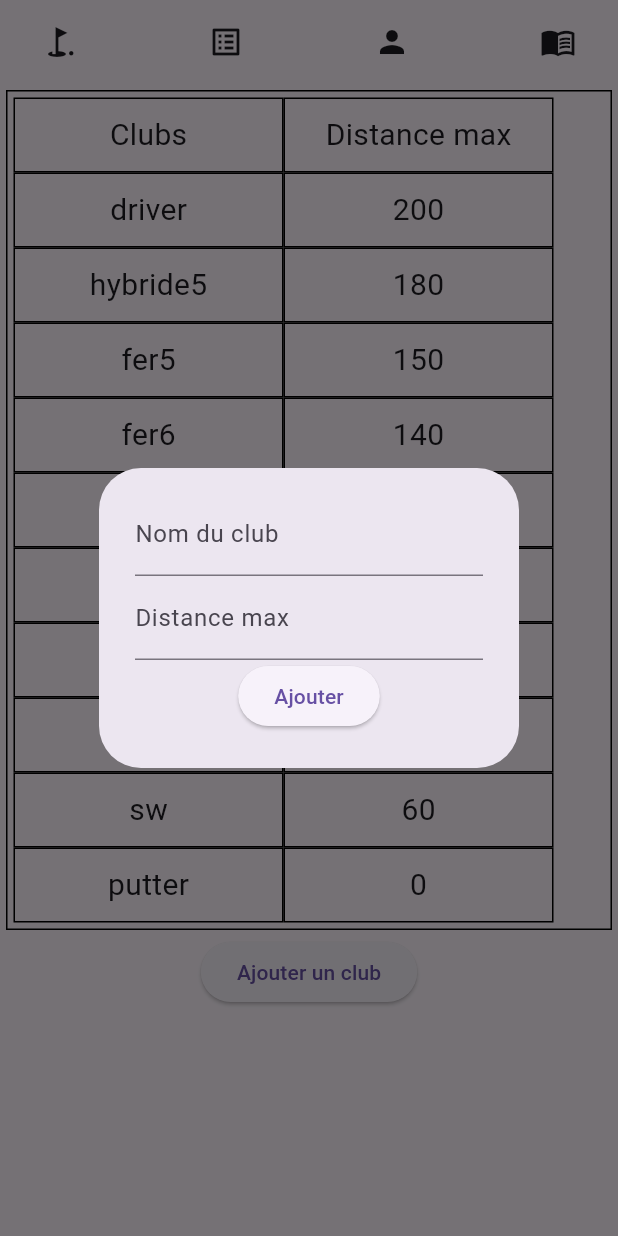
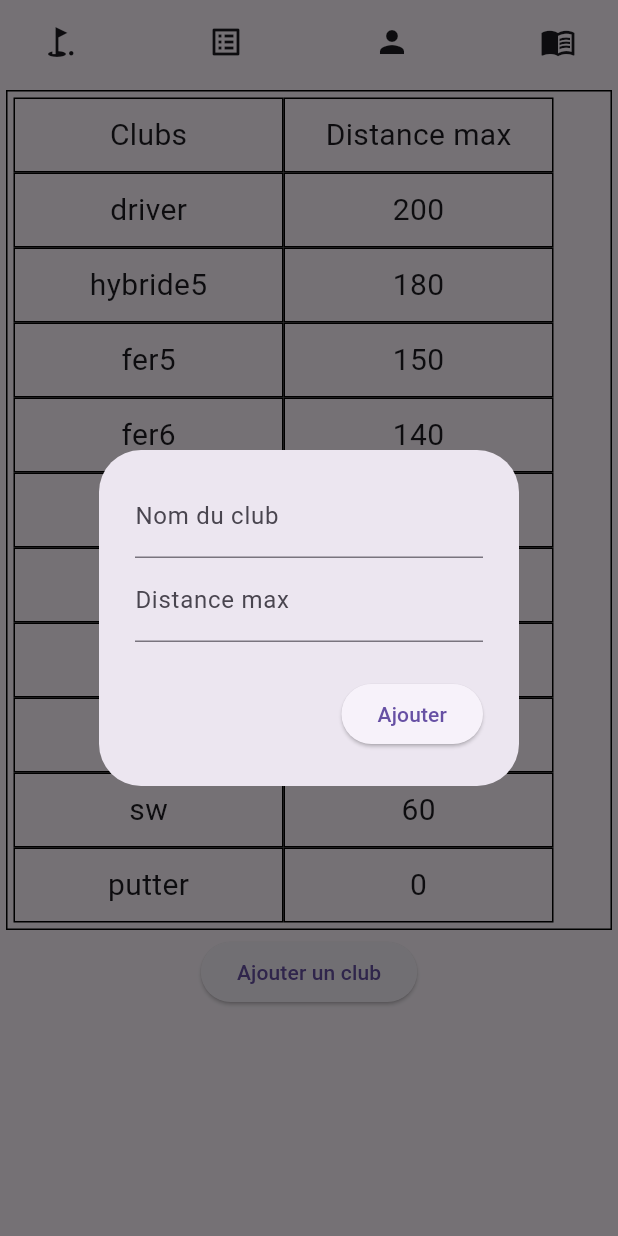
Before and after one commit to Malo-Archimbaud/Caddie, a Flutter app: the StatsScreen screen opened by its route, after a tap on "Ajouter un club", on a phone screen of 412 x 824 dp. Run offline on Flutter 3.47's test engine with Material 3 defaults, Android fonts, the phone set to English and light mode, and no system bars; our stand-ins replace geolocator, go_router, webview_flutter.

Commit message:
Update stats_widget.dart

```diff
--- a/src/caddie/lib/widgets/stats_widget.dart
+++ b/src/caddie/lib/widgets/stats_widget.dart
@@ -16,7 +16,6 @@ class StatsWidget extends StatefulWidget {
 class _StatsWidgetState extends State<StatsWidget> {
   late Player player;
   bool _isPlayerLoaded = false;
-  String? _filePath; // To store the file path for debugging
 
   @override
   void initState() {
@@ -33,7 +32,7 @@ class _StatsWidgetState extends State<StatsWidget> {
         _isPlayerLoaded = true;
       });
     } catch (e) {
-      print("Error loading player data: $e");
+      debugPrint("Error loading player data: $e");
     }
   }
 
@@ -41,14 +40,12 @@ class _StatsWidgetState extends State<StatsWidget> {
     try {
       final directory = await getApplicationDocumentsDirectory();
       final file = File('${directory.path}/player.json');
-      _filePath = file.path; // Store file path for debugging
-
       final String json = jsonEncode(player.toJson());
 
       await file.writeAsString(json);
-      print("Player data saved successfully at: $_filePath");
+      debugPrint("Player data saved successfully at: ${file.path}");
     } catch (e) {
-      print("Error saving player data: $e");
+      debugPrint("Error saving player data: $e");
     }
   }
 
@@ -60,94 +57,85 @@ class _StatsWidgetState extends State<StatsWidget> {
 
     return Column(
       children: [
-        decorator(Column(children: [
-          Row(children: [cell(text: 'Clubs'), cell(text: 'Distance max')]),
-          for (var i = 0; i < player.getNbClubs(); i++)
-            Row(children: [
-              cell(text: player.clubs[i].name),
-              cell(
+        _buildStatsTable(),
+        ElevatedButton(
+          onPressed: () => _showAddClubDialog(),
+          child: const Text('Ajouter un club'),
+        ),
+      ],
+    );
+  }
+
+  Widget _buildStatsTable() {
+    return _decorator(
+      Column(
+        children: [
+          Row(
+            children: [
+              _cell(text: 'Clubs'),
+              _cell(text: 'Distance max'),
+            ],
+          ),
+          for (int i = 0; i < player.getNbClubs(); i++)
+            Row(
+              children: [
+                _cell(text: player.clubs[i].name),
+                _cell(
                   text: player.maxDistances[i].toString(),
-                  onPressed: () {
+                  onPressed: () => _showEditDistanceDialog(i),
+                ),
+              ],
+            ),
+        ],
+      ),
+    );
+  }
+
+  void _showEditDistanceDialog(int index) {
+    final controller = TextEditingController();
+
     showDialog(
       context: context,
       builder: (BuildContext context) {
-                          final TextEditingController controller =
-                              TextEditingController();
         return AlertDialog(
           content: TextFormField(
             controller: controller,
-                              decoration: const InputDecoration(
-                                  labelText: 'Nouvelle distance'),
+            decoration: const InputDecoration(labelText: 'Nouvelle distance'),
             keyboardType: TextInputType.number,
             onFieldSubmitted: (value) {
-                                setState(() {
-                                  player.maxDistances[i] = int.parse(value);
-                                });
-                                _savePlayerData(); // Save data after modification
-                                Navigator.of(context).pop();
+              _updateDistance(index, int.parse(value));
             },
           ),
           actions: [
             TextButton(
               onPressed: () {
-                                  setState(() {
-                                    player.maxDistances[i] =
-                                        int.parse(controller.text);
-                                  });
-                                  _savePlayerData(); // Save data after modification
-                                  Navigator.of(context).pop();
+                _updateDistance(index, int.parse(controller.text));
               },
               child: const Text('OK'),
             ),
           ],
         );
+      },
+    );
+  }
+
+  void _updateDistance(int index, int newDistance) {
+    setState(() {
+      player.maxDistances[index] = newDistance;
     });
-                  })
-            ]),
-        ])),
-        ElevatedButton(
-          onPressed: () {
+    _savePlayerData();
+    Navigator.of(context).pop();
+  }
+
+  void _showAddClubDialog() {
+    final clubNameController = TextEditingController();
+    final maxDistanceController = TextEditingController();
+
     showDialog(
       context: context,
       builder: (BuildContext context) {
         return AlertDialog(
-                    content: addClubScreen(),
-                  );
-                });
-          },
-          child: const Text('Ajouter un club'),
-        )
-      ],
-    );
-  }
-
-  Widget cell({required String text, VoidCallback? onPressed}) {
-    return GestureDetector(
-        onTap: onPressed,
-        child: Container(
-            width: 180,
-            height: 50,
-            decoration: BoxDecoration(border: Border.all()),
-            child: Center(
-                child: Text(text, style: const TextStyle(fontSize: 20)))));
-  }
-
-  Widget decorator(Widget child) {
-    return Container(
-      padding: const EdgeInsets.all(4),
-      margin: const EdgeInsets.all(4),
-      decoration: BoxDecoration(
-        border: Border.all(),
-      ),
-      child: child,
-    );
-  }
-
-  Widget addClubScreen() {
-    final TextEditingController clubNameController = TextEditingController();
-    final TextEditingController maxDistanceController = TextEditingController();
-
-    return Column(
+          content: Column(
             mainAxisSize: MainAxisSize.min,
             children: [
               TextFormField(
@@ -159,20 +147,57 @@ class _StatsWidgetState extends State<StatsWidget> {
                 decoration: const InputDecoration(labelText: 'Distance max'),
                 keyboardType: TextInputType.number,
               ),
+            ],
+          ),
+          actions: [
             ElevatedButton(
               onPressed: () {
-            setState(() {
-              player.addClub(
+                _addNewClub(
                   clubNameController.text,
-                maxDistanceController.text,
+                  int.parse(maxDistanceController.text),
                 );
-            });
-            _savePlayerData(); // Save data after adding a new club
-            Navigator.of(context).pop();
               },
               child: const Text('Ajouter'),
-        )
+            ),
           ],
+        );
+      },
+    );
+  }
+
+  void _addNewClub(String name, int maxDistance) {
+    setState(() {
+      player.addClub(name, maxDistance.toString());
+    });
+    _savePlayerData();
+    Navigator.of(context).pop();
+  }
+
+  Widget _cell({required String text, VoidCallback? onPressed}) {
+    return GestureDetector(
+      onTap: onPressed,
+      child: Container(
+        width: 180,
+        height: 50,
+        decoration: BoxDecoration(border: Border.all()),
+        child: Center(
+          child: Text(
+            text,
+            style: const TextStyle(fontSize: 20),
+          ),
+        ),
+      ),
+    );
+  }
+
+  Widget _decorator(Widget child) {
+    return Container(
+      padding: const EdgeInsets.all(4),
+      margin: const EdgeInsets.all(4),
+      decoration: BoxDecoration(
+        border: Border.all(),
+      ),
+      child: child,
     );
   }
 }
```
Lines whose indentation alone changed are shown as unchanged.
